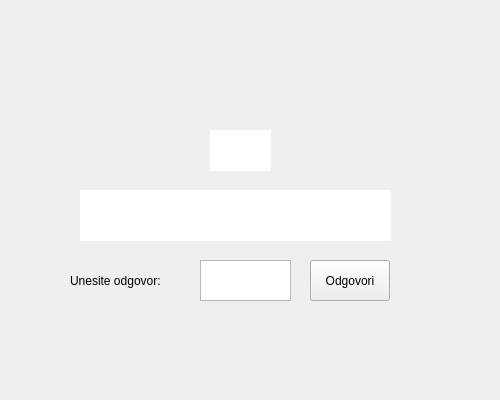
Above: application/podrundaui.ui from Mihica25/Pobedi-me-ako-znas before the change. Below: the same form after it.
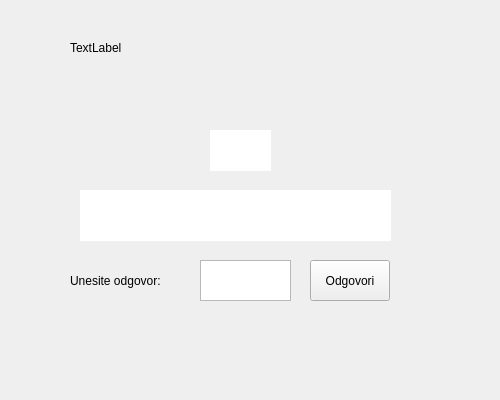
That is the form after the change.

What changed in the file:
```diff
--- a/application/podrundaui.ui
+++ b/application/podrundaui.ui
@@ -106,6 +106,19 @@
     <string/>
    </property>
   </widget>
+  <widget class="QLabel" name="label_2">
+   <property name="geometry">
+    <rect>
+     <x>70</x>
+     <y>40</y>
+     <width>58</width>
+     <height>16</height>
+    </rect>
+   </property>
+   <property name="text">
+    <string>TextLabel</string>
+   </property>
+  </widget>
  </widget>
  <layoutdefault spacing="6" margin="11"/>
  <resources/>
```
